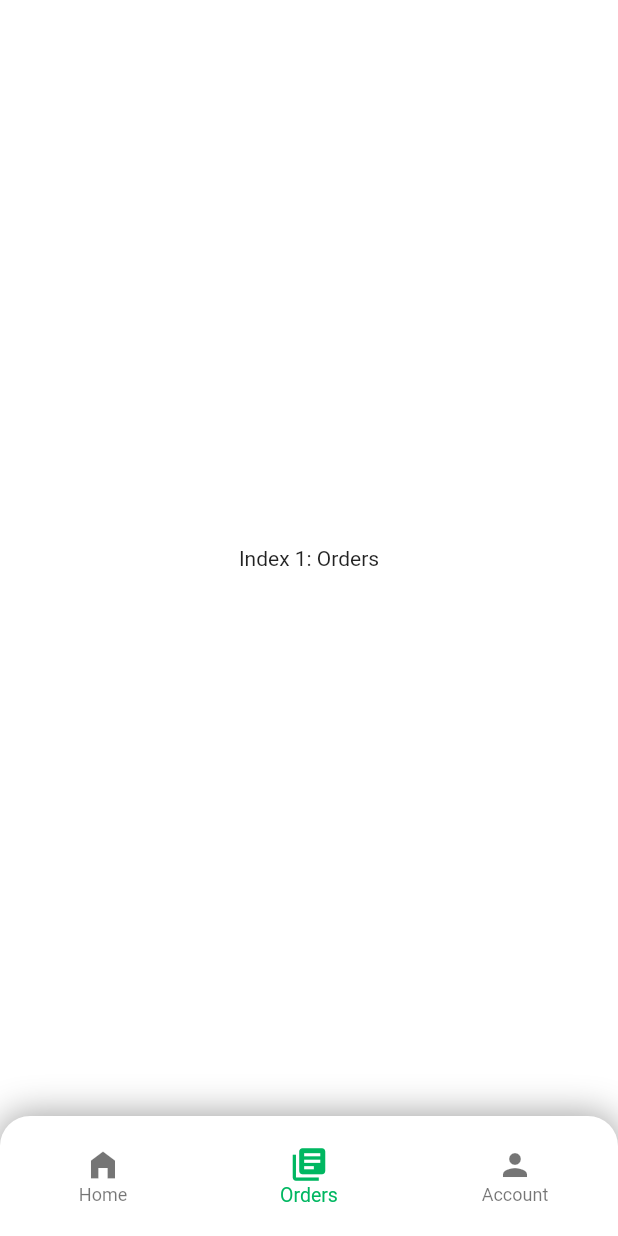
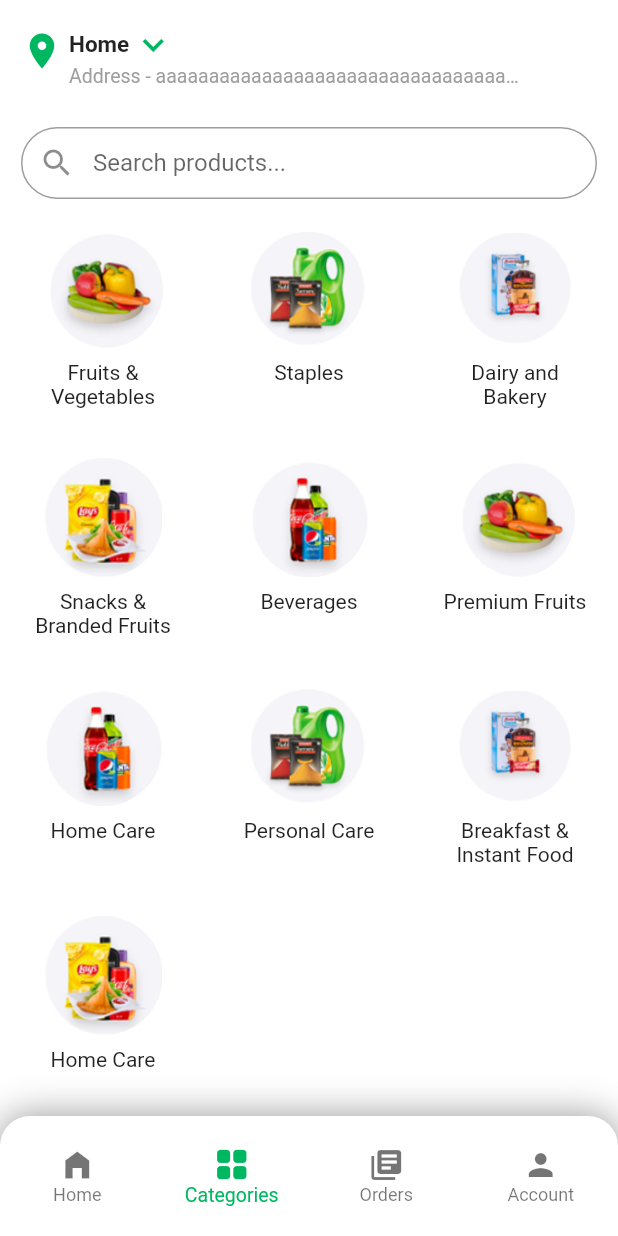
Before and after one commit to objectorientguy/onecart_user_app, a Flutter app: the screen it shows after launch, item 2 of the bottom bar chosen, on a phone screen of 412 x 824 dp. Run offline on Flutter 3.47's test engine with Material 2 defaults, Android fonts, the phone set to English and light mode, and no system bars.

Commit message:
OC-38 Implemented Category Screen UI

```diff
--- /dev/null
+++ b/lib/Screens/category_grid/category_grid_screen.dart
@@ -0,0 +1,97 @@
+import 'package:flutter/material.dart';
+
+import '../../common_widgets/address_bar.dart';
+import '../../configs/app_dimensions.dart';
+import '../../configs/app_spacing.dart';
+import '../categories/category_item_screen.dart';
+
+class CategoryFridScreen extends StatelessWidget {
+  const CategoryFridScreen({Key? key}) : super(key: key);
+
+  @override
+  Widget build(BuildContext context) {
+    const List categoryData = [
+      {'name': 'Fruits & Vegetables', 'Image': 'assets/img.png'},
+      {'name': 'Staples', 'Image': 'assets/imgC2.png'},
+      {'name': 'Dairy and Bakery', 'Image': 'assets/imgC3.png'},
+      {'name': 'Snacks & Branded Fruits', 'Image': 'assets/imgC4.png'},
+      {'name': 'Beverages', 'Image': 'assets/imgC5.png'},
+      {'name': 'Premium Fruits', 'Image': 'assets/img.png'},
+      {'name': 'Home Care', 'Image': 'assets/imgC5.png'},
+      {'name': 'Personal Care', 'Image': 'assets/imgC2.png'},
+      {'name': 'Breakfast & Instant Food', 'Image': 'assets/imgC3.png'},
+      {'name': 'Home Care', 'Image': 'assets/imgC4.png'},
+    ];
+    return SafeArea(
+      child: Column(
+        children: [
+          Padding(
+            padding: const EdgeInsets.symmetric(
+                horizontal: leftRightMargin, vertical: topBottomPadding),
+            child: Column(
+              children: [
+                const AddressBar(),
+                const SizedBox(
+                  height: xxxSmallerSpacing,
+                ),
+                TextField(
+                  decoration: InputDecoration(
+                    contentPadding: EdgeInsets.zero,
+                    hintText: 'Search products...',
+                    border: OutlineInputBorder(
+                      borderRadius: BorderRadius.circular(kSearchBarRadius),
+                      borderSide: const BorderSide(),
+                    ),
+                    prefixIcon: const Icon(Icons.search),
+                  ),
+                ),
+              ],
+            ),
+          ),
+          Expanded(
+            child: GridView.builder(
+                gridDelegate: const SliverGridDelegateWithFixedCrossAxisCount(
+                    crossAxisCount: 3, childAspectRatio: 0.9),
+                physics: const BouncingScrollPhysics(),
+                shrinkWrap: true,
+                itemCount: 10,
+                itemBuilder: (context, index) {
+                  return SizedBox(
+                    width: kHorizontalCategoryListItemWidth,
+                    child: InkWell(
+                      onTap: () {
+                        Navigator.pushNamed(
+                            context, CategoryItemScreen.routeName,
+                            arguments: false);
+                      },
+                      child: Column(
+                        children: [
+                          Container(
+                            height: kHorizontalCategoryListItemWidth,
+                            width: kHorizontalCategoryListItemWidth,
+                            decoration: BoxDecoration(
+                              image: DecorationImage(
+                                  image:
+                                      AssetImage(categoryData[index]['Image'])),
+                              shape: BoxShape.circle,
+                            ),
+                          ),
+                          const SizedBox(height: xxxTinierSpacing),
+                          SizedBox(
+                            width: kHorizontalCategoryListItemWidth * 1.3,
+                            child: Text(
+                              categoryData[index]['name'],
+                              textAlign: TextAlign.center,
+                            ),
+                          )
+                        ],
+                      ),
+                    ),
+                  );
+                }),
+          )
+        ],
+      ),
+    );
+  }
+}
--- a/lib/Screens/home/home_screen.dart
+++ b/lib/Screens/home/home_screen.dart
@@ -1,5 +1,5 @@
 import 'package:flutter/material.dart';
-import 'package:onecart_user_app/Screens/home/widgets/address_bar.dart';
+import 'package:onecart_user_app/common_widgets/address_bar.dart';
 import 'package:onecart_user_app/Screens/home/widgets/horizontal_category_list.dart';
 import 'package:onecart_user_app/Screens/home/widgets/todays_deals_section.dart';
 import 'package:onecart_user_app/configs/app_spacing.dart';
--- a/lib/Screens/home/widgets/horizontal_category_list.dart
+++ b/lib/Screens/home/widgets/horizontal_category_list.dart
@@ -11,16 +11,33 @@ class HorizontalCategoryList extends StatelessWidget {
 
   @override
   Widget build(BuildContext context) {
+    const List categoryData = [
+      {'name': 'Fruits & Vegetables', 'Image': 'assets/img.png'},
+      {'name': 'Staples', 'Image': 'assets/imgC2.png'},
+      {'name': 'Dairy and Bakery', 'Image': 'assets/imgC3.png'},
+      {'name': 'Snacks & Branded Fruits', 'Image': 'assets/imgC4.png'},
+      {'name': 'Beverages', 'Image': 'assets/imgC5.png'},
+      {'name': 'Premium Fruits', 'Image': 'assets/img.png'},
+      {'name': 'Home Care', 'Image': 'assets/imgC5.png'},
+      {'name': 'Personal Care', 'Image': 'assets/imgC2.png'},
+      {'name': 'Breakfast & Instant Food', 'Image': 'assets/imgC3.png'},
+      {'name': 'Home Care', 'Image': 'assets/imgC4.png'},
+    ];
     return SizedBox(
       height: kHorizontalCategoryListHeight,
       child: ListView.separated(
+        physics: const BouncingScrollPhysics(),
         scrollDirection: Axis.horizontal,
         shrinkWrap: true,
-        itemCount: 7,
+        itemCount: 12,
         itemBuilder: (context, index) {
-          if (index == 0 || index == 7) return const SizedBox();
+          if (index == 0 || index == 11) {
+            return const SizedBox(
+              width: xxxTinierSpacing,
+            );
+          }
           return SizedBox(
-            width: kHorizontalCategoryListItemWidth,
+            width: kHorizontalCategoryListItemWidth * 1.2,
             child: InkWell(
               onTap: () {
                 Navigator.pushNamed(context, CategoryItemScreen.routeName,
@@ -31,16 +48,16 @@ class HorizontalCategoryList extends StatelessWidget {
                   Container(
                     height: kHorizontalCategoryListItemWidth,
                     width: kHorizontalCategoryListItemWidth,
-                    decoration: const BoxDecoration(
-                      image:
-                          DecorationImage(image: AssetImage('assets/img.png')),
+                    decoration: BoxDecoration(
+                      image: DecorationImage(
+                          image: AssetImage(categoryData[index - 1]['Image'])),
                       shape: BoxShape.circle,
                     ),
                   ),
-                  const SizedBox(
-                    width: kHorizontalCategoryListItemWidth,
+                  SizedBox(
+                    width: kHorizontalCategoryListItemWidth * 1.2,
                     child: Text(
-                      'Fruits & Vegetables',
+                      categoryData[index - 1]['name'],
                       textAlign: TextAlign.center,
                     ),
                   )
@@ -50,7 +67,7 @@ class HorizontalCategoryList extends StatelessWidget {
           );
         },
         separatorBuilder: (context, index) {
-          return const SizedBox(width: xxxTinySpacing);
+          return const SizedBox();
         },
       ),
     );
--- a/lib/Screens/root/root_screen.dart
+++ b/lib/Screens/root/root_screen.dart
@@ -2,6 +2,7 @@ import 'package:flutter/material.dart';
 import 'package:onecart_user_app/Screens/profile_screen/profile_screen.dart';
 import '../../configs/app_color.dart';
 import '../../configs/app_dimensions.dart';
+import '../category_grid/category_grid_screen.dart';
 import '../home/home_screen.dart';
 
 class RootScreen extends StatefulWidget {
@@ -32,6 +33,7 @@ class _RootScreenState extends State<RootScreen> {
 
   static const List _widgetOptions = [
     HomeScreen(),
+    CategoryFridScreen(),
     Text('Index 1: Orders'),
     ProfileScreen(),
   ];
@@ -66,6 +68,8 @@ class _RootScreenState extends State<RootScreen> {
                 BottomNavigationBarItem(
                     icon: Icon(Icons.home_filled), label: 'Home'),
                 BottomNavigationBarItem(
+                    icon: Icon(Icons.grid_view_rounded), label: 'Categories'),
+                BottomNavigationBarItem(
                     icon: Icon(Icons.my_library_books), label: 'Orders'),
                 BottomNavigationBarItem(
                     icon: Icon(Icons.person), label: 'Account')
--- a/lib/Screens/home/widgets/address_bar.dart
+++ b/lib/common_widgets/address_bar.dart
@@ -1,8 +1,8 @@
 import 'package:flutter/material.dart';
 import 'package:onecart_user_app/configs/app_theme.dart';
-import '../../../configs/app_color.dart';
-import '../../../configs/app_dimensions.dart';
-import '../../../configs/app_spacing.dart';
+import '../configs/app_color.dart';
+import '../configs/app_dimensions.dart';
+import '../configs/app_spacing.dart';
 
 class AddressBar extends StatelessWidget {
   const AddressBar({
```
Also changed, not shown: lib/Screens/home/widgets/todays_deals_section.dart (+12 -8 lines), assets/img.png, assets/imgC2.png (added), assets/imgC3.png (added), assets/imgC4.png (added), assets/imgC5.png (added).
